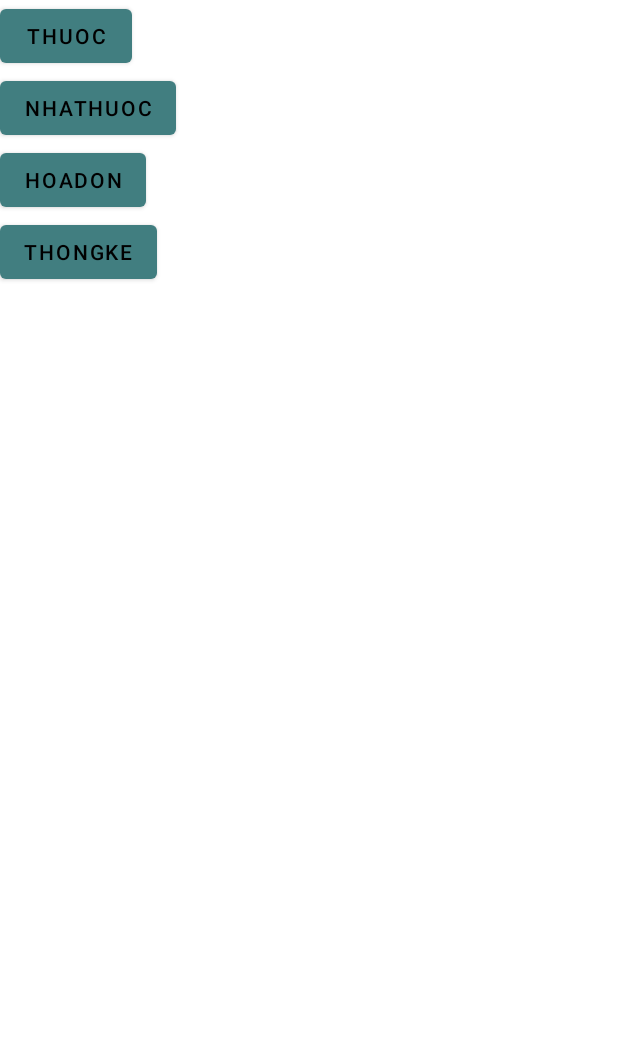
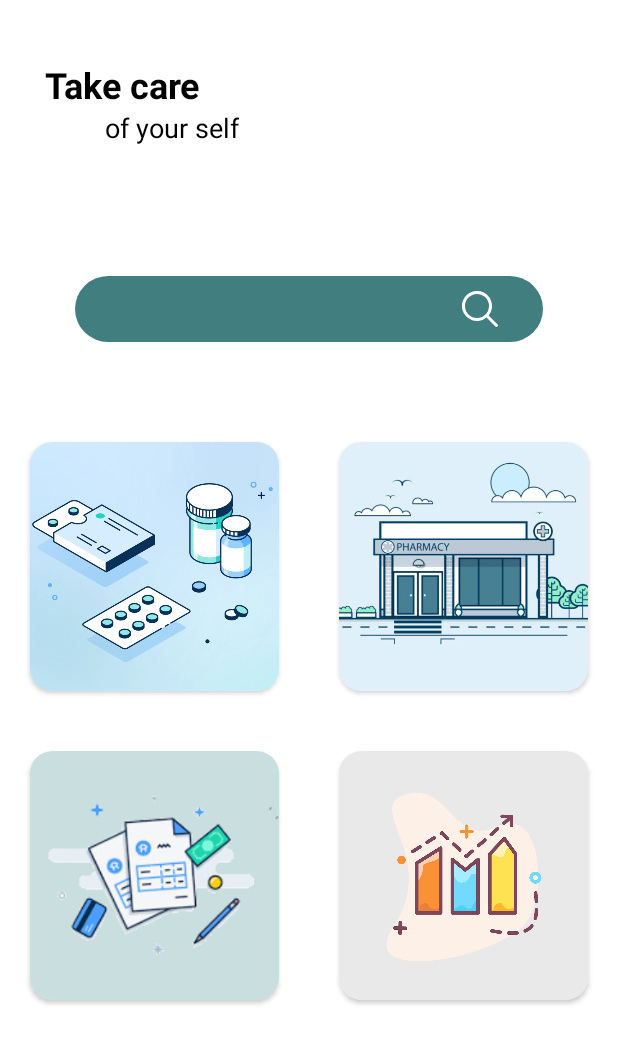
Before and after one commit to tiennhot23/DrugStoreManagement, an Android app: the screen it shows after launch (MainActivity), on a phone screen of 412 x 824 dp. Shown: the top 1044 px of the screen. Run offline under Robolectric (Android 15) with nearby library versions, the phone set to English and light mode, and no system bars.

Commit message:
main activity

```diff
--- a/app/src/main/java/com/example/drugstoremanagement/ui/main/MainActivity.java
+++ b/app/src/main/java/com/example/drugstoremanagement/ui/main/MainActivity.java
@@ -4,13 +4,14 @@ import android.content.Intent;
 import android.os.Bundle;
 import android.view.View;
 import android.widget.Button;
+import androidx.cardview.widget.CardView;
 import com.example.drugstoremanagement.R;
 import com.example.drugstoremanagement.ui.base.BaseActivity;
 import com.example.drugstoremanagement.ui.drugstore.DrugStoreActivity;
 
 public class MainActivity extends BaseActivity implements View.OnClickListener {
 
-    Button btnDrugStore;
+    CardView cardDrug, cardDrugStore, cardBill, cardStatistic;
 
     @Override
     protected void onCreate(Bundle savedInstanceState) {
@@ -24,19 +25,30 @@ public class MainActivity extends BaseActivity implements View.OnClickListener {
     @Override
     protected void setup() {
         setupView();
-
+        cardDrug.setOnClickListener(this);
+        cardDrugStore.setOnClickListener(this);
+        cardBill.setOnClickListener(this);
+        cardStatistic.setOnClickListener(this);
     }
 
     private void setupView() {
-        btnDrugStore = findViewById(R.id.btn_drug_store);
-        btnDrugStore.setOnClickListener(this);
+        cardDrug = findViewById(R.id.card_drug);
+        cardDrugStore = findViewById(R.id.card_drugstore);
+        cardBill = findViewById(R.id.card_bill);
+        cardStatistic = findViewById(R.id.card_statistic);
     }
 
     @Override
     public void onClick(View view) {
         switch (view.getId()) {
-            case R.id.btn_drug_store:
+            case R.id.card_drug:
+                break;
+            case R.id.card_drugstore:
                 startActivity(new Intent(this, DrugStoreActivity.class));
+                break;
+            case R.id.card_bill:
+                break;
+            case R.id.card_statistic:
                 break;
             default:
                 break;
--- /dev/null
+++ b/app/src/main/res/drawable/round_card_background.xml
@@ -0,0 +1,5 @@
+<?xml version="1.0" encoding="utf-8"?>
+<shape xmlns:android="http://schemas.android.com/apk/res/android">
+    <corners android:radius="28dp"/>
+    <solid android:color="@color/dark_card"/>
+</shape>
--- a/app/src/main/res/layout/activity_main.xml
+++ b/app/src/main/res/layout/activity_main.xml
@@ -5,24 +5,150 @@
     android:layout_width="match_parent"
     android:layout_height="match_parent"
     tools:context=".ui.main.MainActivity"
-    android:orientation="vertical">
+    android:orientation="vertical"
+    android:weightSum="6">
 
-    <Button
+    <LinearLayout
+        android:layout_width="match_parent"
+        android:layout_height="0dp"
+        android:layout_weight="1">
+
+        <LinearLayout
             android:layout_width="wrap_content"
             android:layout_height="wrap_content"
-        android:text="thuoc"/>
-    <Button
-        android:id="@+id/btn_drug_store"
+            android:orientation="vertical"
+            android:layout_gravity="center_vertical"
+            android:layout_marginStart="30dp">
+
+            <TextView
                 android:layout_width="wrap_content"
                 android:layout_height="wrap_content"
-        android:text="nhathuoc"/>
-    <Button
+                android:text="Take care"
+                android:textColor="@color/dark_text"
+                android:textSize="@dimen/text_large"
+                android:textStyle="bold"
+                tools:ignore="HardcodedText" />
+
+            <TextView
                 android:layout_width="wrap_content"
                 android:layout_height="wrap_content"
-        android:text="hoadon"/>
-    <Button
+                android:layout_marginStart="40dp"
+                android:text="of your self"
+                android:textColor="@color/dark_text"
+                android:textSize="@dimen/text_normal"
+                tools:ignore="HardcodedText" />
+        </LinearLayout>
+    </LinearLayout>
+
+    <LinearLayout
+        android:layout_width="match_parent"
+        android:layout_height="0dp"
+        android:layout_weight="1">
+        <LinearLayout
+            app:cardBackgroundColor="@color/light_card"
+            android:layout_marginHorizontal="50dp"
+            android:layout_marginVertical="10dp"
+            android:layout_width="match_parent"
+            android:layout_height="wrap_content"
+            android:layout_gravity="center"
+            android:background="@drawable/round_card_background">
+
+            <RelativeLayout
+                android:layout_width="match_parent"
+                android:layout_height="match_parent">
+
+                <ImageView
                     android:layout_width="wrap_content"
                     android:layout_height="wrap_content"
-        android:text="thongke"/>
+                    android:layout_alignParentEnd="true"
+                    android:layout_centerInParent="true"
+                    android:layout_marginHorizontal="30dp"
+                    android:layout_marginVertical="10dp"
+                    android:src="@drawable/ic_search" />
+
+            </RelativeLayout>
 
         </LinearLayout>
+    </LinearLayout>
+    <LinearLayout
+        android:layout_width="match_parent"
+        android:layout_height="0dp"
+        android:layout_weight="3"
+        android:weightSum="2"
+        android:orientation="vertical">
+        <LinearLayout
+            android:layout_width="match_parent"
+            android:layout_height="0dp"
+            android:layout_weight="1"
+            android:weightSum="2"
+            tools:ignore="NestedWeights">
+            <androidx.cardview.widget.CardView
+                android:id="@+id/card_drug"
+                android:layout_width="0dp"
+                android:layout_height="match_parent"
+                android:layout_weight="1"
+                app:cardCornerRadius="15dp"
+                android:layout_margin="20dp">
+                <ImageView
+                    android:layout_width="match_parent"
+                    android:layout_height="match_parent"
+                    android:src="@drawable/card_drug"
+                    android:scaleType="centerCrop"/>
+            </androidx.cardview.widget.CardView>
+            <androidx.cardview.widget.CardView
+                android:id="@+id/card_drugstore"
+                android:layout_width="0dp"
+                android:layout_height="match_parent"
+                android:layout_weight="1"
+                app:cardCornerRadius="15dp"
+                android:layout_margin="20dp">
+                <ImageView
+                    android:layout_width="match_parent"
+                    android:layout_height="match_parent"
+                    android:src="@drawable/card_drugstore"
+                    android:scaleType="centerCrop"/>
+            </androidx.cardview.widget.CardView>
+        </LinearLayout>
+        <LinearLayout
+            android:layout_width="match_parent"
+            android:layout_height="0dp"
+            android:layout_weight="1"
+            android:weightSum="2"
+            tools:ignore="NestedWeights">
+            <androidx.cardview.widget.CardView
+                android:id="@+id/card_bill"
+                android:layout_width="0dp"
+                android:layout_height="match_parent"
+                android:layout_weight="1"
+                app:cardCornerRadius="15dp"
+                android:layout_margin="20dp">
+                <ImageView
+                    android:layout_width="match_parent"
+                    android:layout_height="match_parent"
+                    android:src="@drawable/card_bill"
+                    android:scaleType="centerCrop"/>
+            </androidx.cardview.widget.CardView>
+            <androidx.cardview.widget.CardView
+                android:id="@+id/card_statistic"
+                android:layout_width="0dp"
+                android:layout_height="match_parent"
+                android:layout_weight="1"
+                app:cardCornerRadius="15dp"
+                android:layout_margin="20dp">
+                <ImageView
+                    android:layout_width="match_parent"
+                    android:layout_height="match_parent"
+                    android:src="@drawable/card_statistic"
+                    android:scaleType="centerCrop"/>
+            </androidx.cardview.widget.CardView>
+        </LinearLayout>
+
+    </LinearLayout>
+    <LinearLayout
+        android:layout_width="match_parent"
+        android:layout_height="0dp"
+        android:layout_weight="1">
+
+    </LinearLayout>
+
+</LinearLayout>
```
Also changed, not shown: app/src/main/res/drawable/card_bill.png (added), app/src/main/res/drawable/card_drug.jpg (added), app/src/main/res/drawable/card_drugstore.jpg (added), app/src/main/res/drawable/card_statistic.jpg (added). Lines whose indentation alone changed are shown as unchanged.
